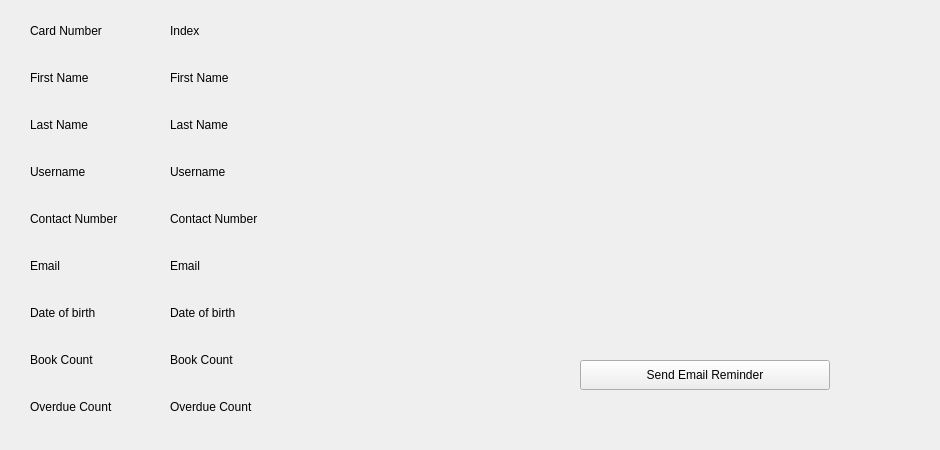
Above: viewmember.ui from Frederick-Rive/CS106_LibrarySystem_GroupProject before the change. Below: the same form after it.
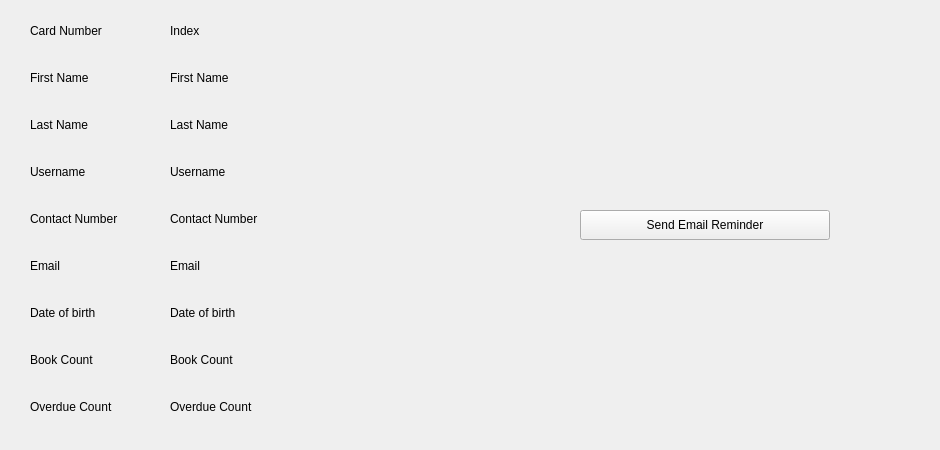
That is the form after the change.

```diff
--- a/viewmember.ui
+++ b/viewmember.ui
@@ -155,7 +155,7 @@
    <property name="geometry">
     <rect>
      <x>580</x>
-     <y>360</y>
+     <y>210</y>
      <width>250</width>
      <height>30</height>
     </rect>
```
Left out of the diff: 3 changed lines with no effect on the pictures.
